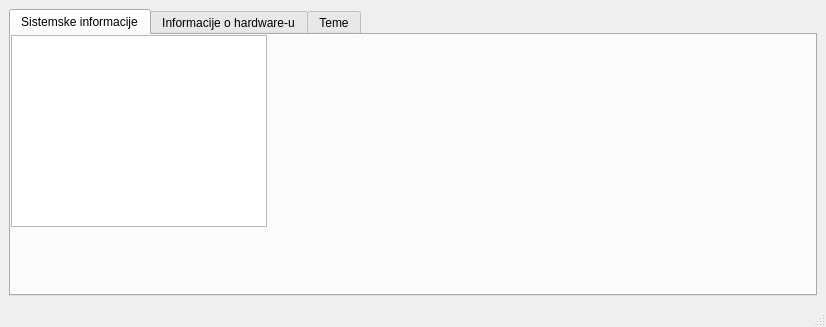
Above: mainwindow.ui from Emcho0/PC-Info before the change. Below: the same form after it.
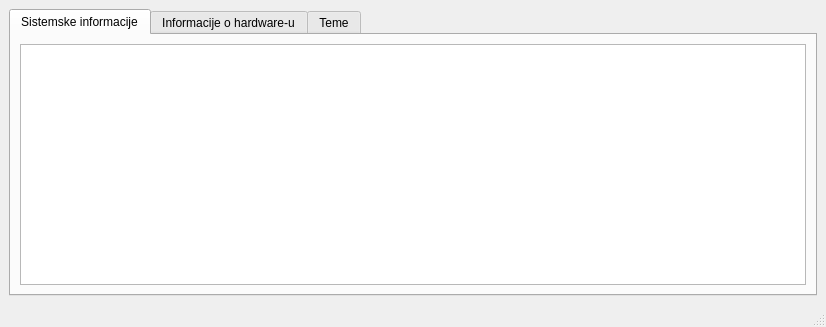
That is the form after the change. The open tabs and pages were chosen to show the change.

Commit message: Dodane informacije o procesoru i RAM memoriji kao i informacije o operativnom sistemu

What changed in the file:
```diff
--- a/mainwindow.ui
+++ b/mainwindow.ui
@@ -30,16 +30,11 @@
        <attribute name="title">
         <string>Sistemske informacije</string>
        </attribute>
-       <widget class="QListWidget" name="listWidget">
-        <property name="geometry">
-         <rect>
-          <x>0</x>
-          <y>0</y>
-          <width>256</width>
-          <height>192</height>
-         </rect>
-        </property>
-       </widget>
+       <layout class="QVBoxLayout" name="verticalLayout_os">
+        <item>
+         <widget class="QListWidget" name="osList"/>
+        </item>
+       </layout>
       </widget>
       <widget class="QWidget" name="tab_2">
        <attribute name="title">
```
Left out of the diff: 2 changed lines with no effect on the pictures. The commit also changes 2 other files.
